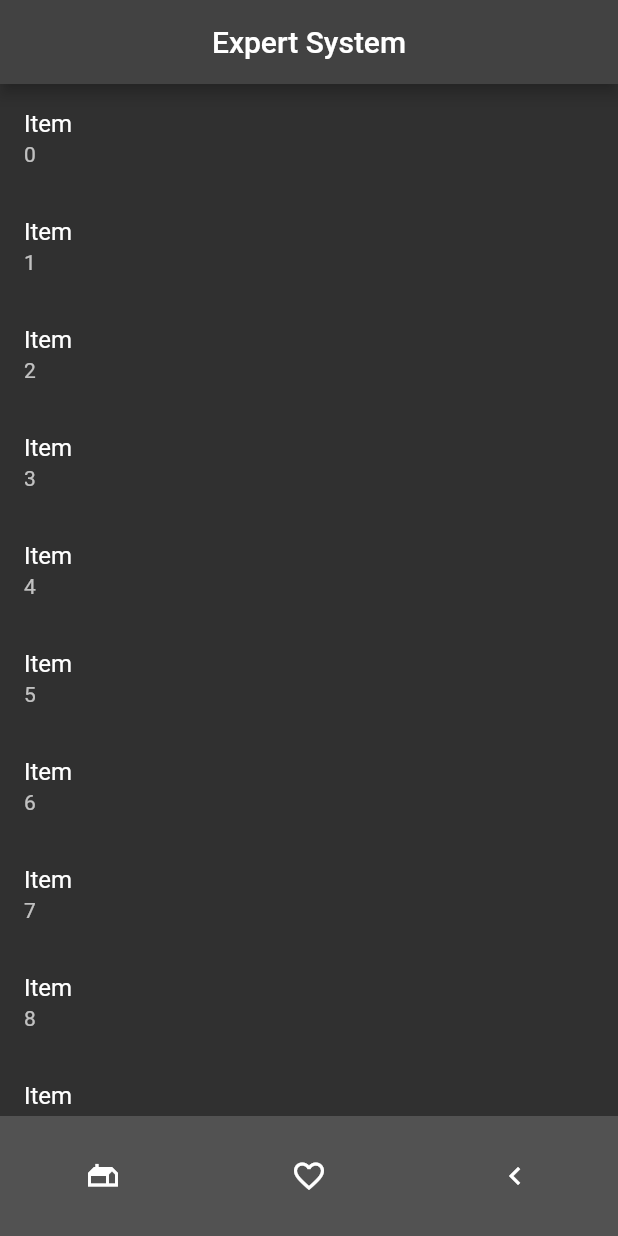
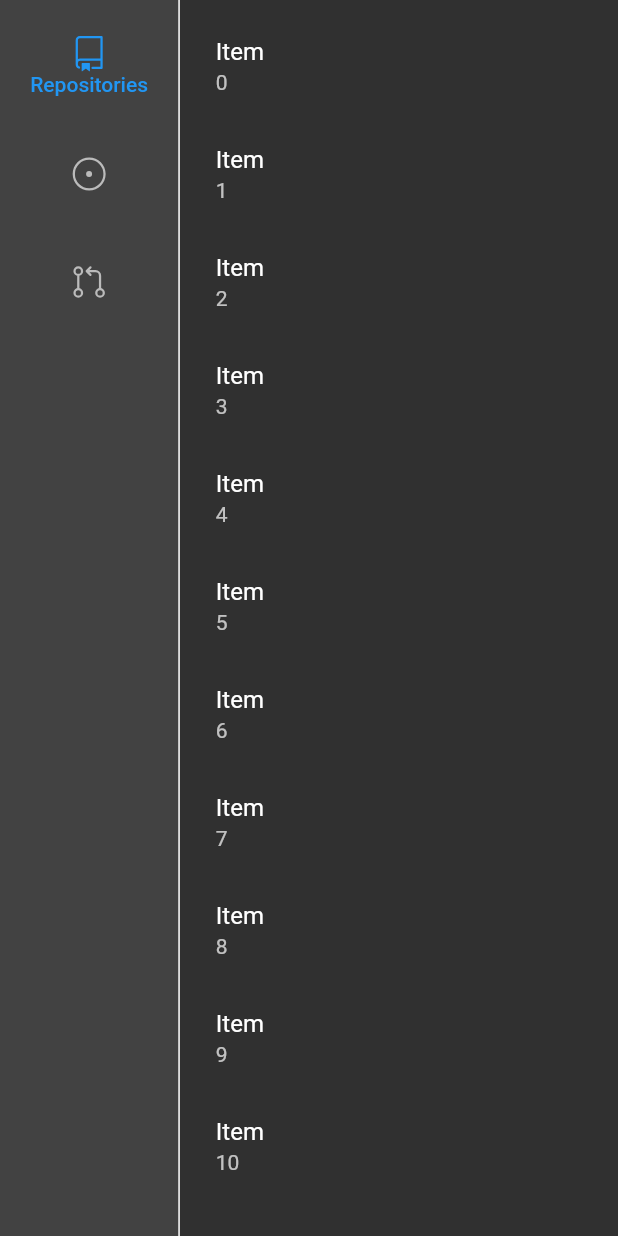
Before and after one commit to AnisDhia/expert_system, a Flutter app: the screen it shows after launch, on a phone screen of 412 x 824 dp. Run offline on Flutter 3.47's test engine with Material 2 defaults, Android fonts, the light colour scheme and no system bars; our stand-ins replace fluttericon.

Commit message:
Setup Folder Structure Initialized some files

```diff
--- a/lib/main.dart
+++ b/lib/main.dart
@@ -1,5 +1,6 @@
 import 'package:expert_system/ui/pages/home_page.dart';
 import 'package:flutter/material.dart';
+import 'package:fluttericon/octicons_icons.dart';
 
 void main() {
   runApp(const MyApp());
@@ -11,11 +12,61 @@ class MyApp extends StatelessWidget {
   @override
   Widget build(BuildContext context) {
     return MaterialApp(
+      debugShowCheckedModeBanner: false,
       title: 'Flutter Demo',
       theme: ThemeData.dark().copyWith(
-        // primarySwatch: Colors.red,
-      ),
-      home: const HomePage(title: 'Expert System'),
+          // primarySwatch: Colors.red,
+          ),
+      home: const Navigation(),
     );
   }
 }
+
+class Navigation extends StatefulWidget {
+  const Navigation({Key? key}) : super(key: key);
+
+  @override
+  State<Navigation> createState() => _NavigationState();
+}
+
+class _NavigationState extends State<Navigation> {
+  int _selectedIndex = 0;
+
+  @override
+  Widget build(BuildContext context) {
+    return Row(
+      children: [
+        NavigationRail(
+          selectedIndex: _selectedIndex,
+          labelType: NavigationRailLabelType.selected,
+          onDestinationSelected: (index) {
+            setState(() {
+              _selectedIndex = index;
+            });
+          },
+          destinations: const [
+            NavigationRailDestination(
+                icon: Icon(Octicons.repo), label: Text('Repositories')),
+            NavigationRailDestination(
+                icon: Icon(Octicons.issue_opened), label: Text('Assigned Issues')),
+            NavigationRailDestination(
+                icon: Icon(Octicons.git_pull_request), label: Text('Pull Requests')),
+          ],
+        ),
+        const VerticalDivider(
+          thickness: 1,
+          width: 1,
+        ),
+        Expanded(
+            child: IndexedStack(
+          index: _selectedIndex,
+          children: [
+            const HomePage(),
+            Container(decoration: const BoxDecoration(color: Colors.purple),),
+            Container(decoration: const BoxDecoration(color: Colors.amber),),
+          ],
+        ))
+      ],
+    );
+  }
+}
--- /dev/null
+++ b/lib/shared/utils/validators.dart
@@ -0,0 +1,16 @@
+class Validators {
+  static final RegExp _emailRegExp = RegExp(
+    r'^[a-zA-Z0-9.!#$%&’*+/=?^_`{|}~-]+@[a-zA-Z0-9-]+(?:\.[a-zA-Z0-9-]+)*$',
+  );
+
+  static isValidEmail(String email) {
+    return _emailRegExp.hasMatch(email);
+  }
+}
+
+
+
+// re_a_rule = re.compile(r'(\{.*?\})')
+// re_if_part = re.compile(r'^\{IF:\s+(\[.*?\])')
+// re_then_part = re.compile(r'THEN:\s+(\'.*?\')')
+// re_description_part = re.compile(r'DESCRIPTION:\s+(\'.*?\')')
--- a/lib/ui/pages/home_page.dart
+++ b/lib/ui/pages/home_page.dart
@@ -1,9 +1,7 @@
 import 'package:flutter/material.dart';
 
 class HomePage extends StatefulWidget {
-  const HomePage({Key? key, required this.title}) : super(key: key);
-
-  final String title;
+  const HomePage({Key? key}) : super(key: key);
 
   @override
   State<HomePage> createState() => _HomePageState();
@@ -13,25 +11,20 @@ class _HomePageState extends State<HomePage> {
   @override
   Widget build(BuildContext context) {
     return Scaffold(
-      appBar: AppBar(
-        centerTitle: true,
-        title: Text(widget.title),
-      ),
-      body: ListView.builder(
+      body: Padding(
+        padding: const EdgeInsets.all(8.0),
+        child: ListView.builder(
+            shrinkWrap: true,
             itemCount: 15,
             itemBuilder: (BuildContext context, int index) {
               return ListTile(
-              title: Text('Item'),
+                title: const Text('Item'),
                 subtitle: Text(index.toString()),
-              onTap: () {},
+                onTap: () {
+                  print('list tile clicked');
+                },
               );
             }),
-          bottomNavigationBar: NavigationBar(
-            destinations: const [
-              Icon(Icons.gite_sharp),
-              Icon(Icons.favorite_outline),
-              Icon(Icons.chevron_left),
-            ],
       ),
     );
   }
--- a/pubspec.yaml
+++ b/pubspec.yaml
@@ -34,6 +34,7 @@ dependencies:
   # The following adds the Cupertino Icons font to your application.
   # Use with the CupertinoIcons class for iOS style icons.
   cupertino_icons: ^1.0.2
+  fluttericon: ^2.0.0
 
 dev_dependencies:
   flutter_test:
```
Also changed, not shown: pubspec.lock. Lines whose indentation alone changed are shown as unchanged.
